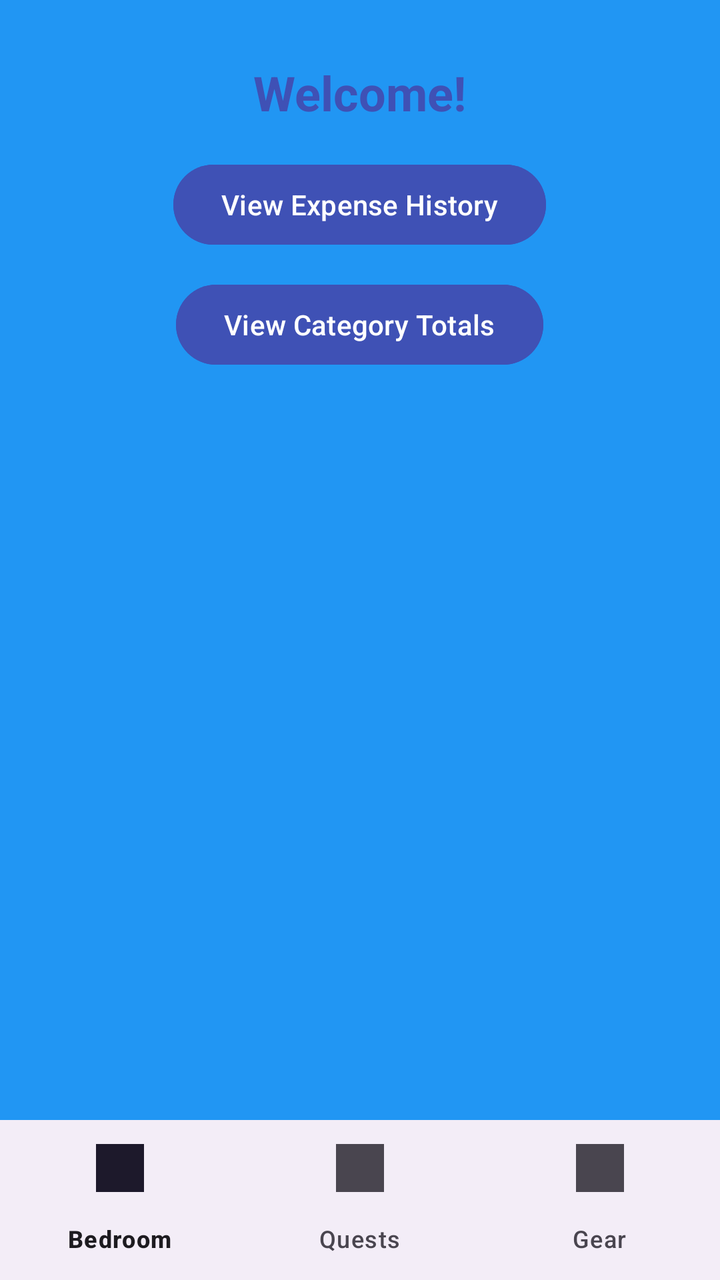
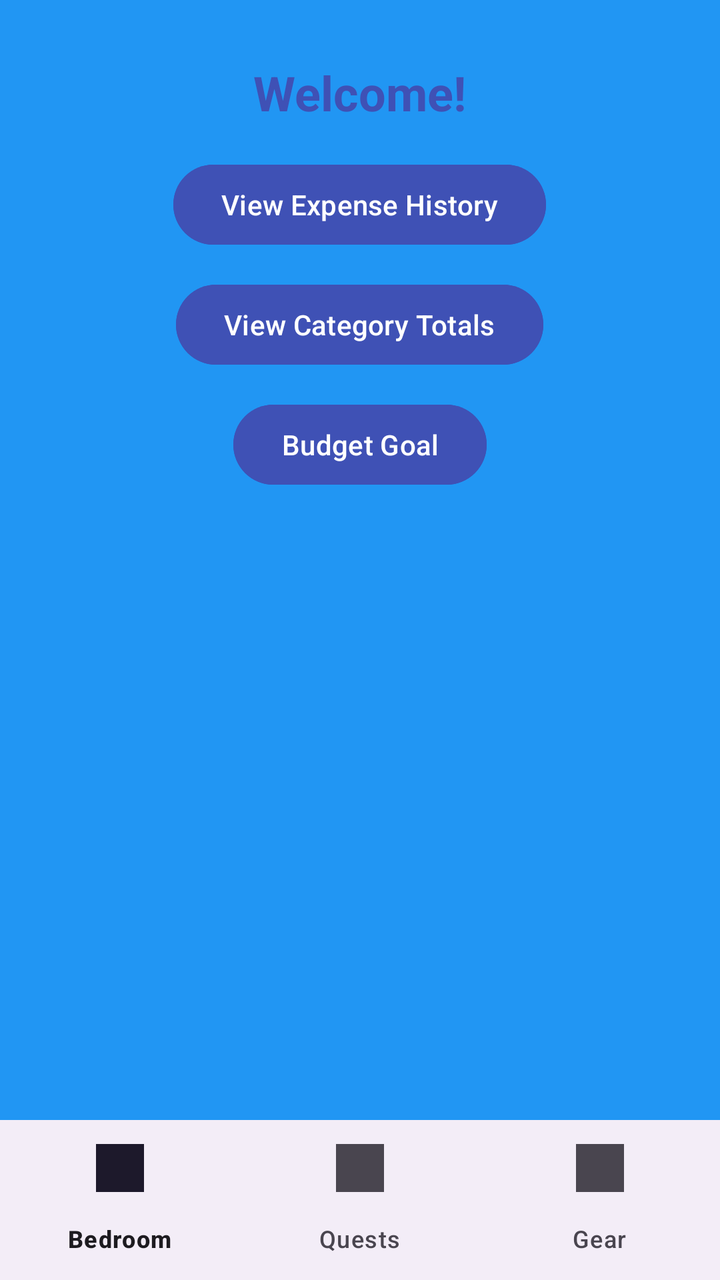

An Android layout rendered at two revisions. The XML below is the earlier revision; the diff shows what the commit changed to produce the second picture.
<!-- AndroidManifest.xml: application theme Theme.WardensVault -->
<!-- res/layout/activity_home.xml -->
<?xml version="1.0" encoding="utf-8"?>
<LinearLayout xmlns:android="http://schemas.android.com/apk/res/android"
    xmlns:app="http://schemas.android.com/apk/res-auto"
    xmlns:tools="http://schemas.android.com/tools"
    android:id="@+id/main"
    android:layout_width="match_parent"
    android:layout_height="match_parent"
    android:background="#2196F3"
    android:orientation="vertical"
    tools:context=".HomeActivity">

    <TextView
        android:id="@+id/tvWelcome"
        android:layout_width="wrap_content"
        android:layout_height="wrap_content"
        android:layout_gravity="center_horizontal"
        android:layout_marginTop="30dp"
        android:text="Welcome!"
        android:textColor="#3F51B5"
        android:textSize="24sp"
        android:textStyle="bold" />

    <Button
        android:id="@+id/btnViewExpenses"
        android:layout_width="wrap_content"
        android:layout_height="wrap_content"
        android:layout_gravity="center_horizontal"
        android:layout_marginTop="16dp"
        android:backgroundTint="#3F51B5"
        android:text="View Expense History" />

    <Button
        android:id="@+id/btnViewCategoryTotals"
        android:layout_width="wrap_content"
        android:layout_height="wrap_content"
        android:layout_gravity="center_horizontal"
        android:layout_marginTop="12dp"
        android:backgroundTint="#3F51B5"
        android:text="View Category Totals" />

    
    <View
        android:layout_width="match_parent"
        android:layout_height="0dp"
        android:layout_weight="1" />

    <com.google.android.material.bottomnavigation.BottomNavigationView
        android:id="@+id/bottomNavigationView"
        android:layout_width="match_parent"
        android:layout_height="wrap_content"
        app:menu="@menu/bottom_nav_menu" />

</LinearLayout>
<!-- resources referenced by this layout -->
<resources>
  <style name="Theme.WardensVault" parent="Base.Theme.WardensVault" />
  <style name="Base.Theme.WardensVault" parent="Theme.Material3.DayNight.NoActionBar">
          
          
      </style>
</resources>

<!-- the commit's change to res/layout/activity_home.xml (unified diff, before → after) -->
@@ -38,6 +38,15 @@
         android:backgroundTint="#3F51B5"
         android:text="View Category Totals" />
 
+    <Button
+        android:id="@+id/btnBudgetGoal"
+        android:layout_width="wrap_content"
+        android:layout_height="wrap_content"
+        android:layout_gravity="center_horizontal"
+        android:layout_marginTop="12dp"
+        android:backgroundTint="#3F51B5"
+        android:text="Budget Goal" />
+
     
     <View
         android:layout_width="match_parent"
